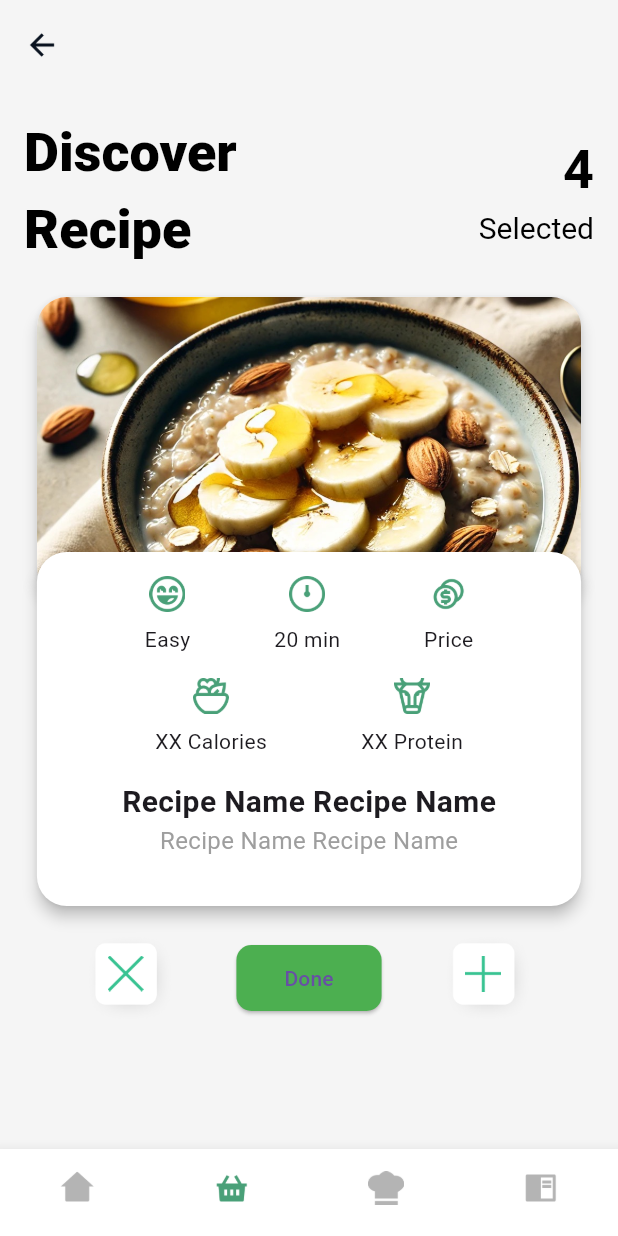
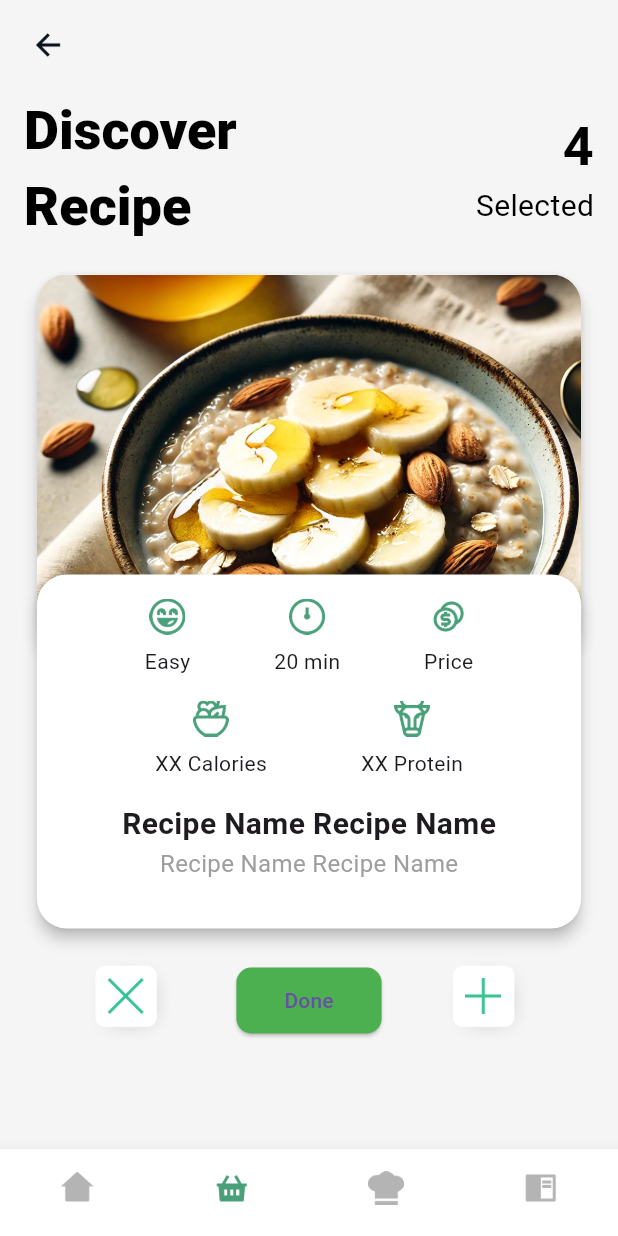
Before and after one commit to aadityayadav17/binarybandits, a Flutter app: the screen it shows after launch, after a tap on "Go to Recipe Selection", on a phone screen of 412 x 824 dp. Run offline on Flutter 3.47's test engine with Material 3 defaults, Android fonts, the phone set to English and light mode, and no system bars; our stand-ins replace firebase_core, google_fonts; accounts and stored records are empty; Roboto replaces fonts that are missing (Roboto Flex).

Commit message:
Recipe Selection (11/n) - Spacing

```diff
--- a/lib/screens/recipe_selection_screen.dart
+++ b/lib/screens/recipe_selection_screen.dart
@@ -13,14 +13,17 @@ class RecipeSelectionScreen extends StatelessWidget {
         ),
       ),
       home: Scaffold(
-        // Set background color for Scaffold body
+        backgroundColor: const Color(0xFFF5F5F5), // Body background color
+        appBar: AppBar(
           backgroundColor:
-            const Color(0xFFF5F5F5), // Body background color: #B4B4B4
-        appBar: AppBar(
-          backgroundColor: const Color(0xFFF5F5F5),
+              const Color(0xFFF5F5F5), // Match app bar with body background
           elevation: 0,
           toolbarHeight: 60,
-          leading: IconButton(
+          automaticallyImplyLeading: false, // Disable default leading padding
+          leading: Padding(
+            padding: const EdgeInsets.only(
+                left: 8.0), // Adjusted padding to reduce space
+            child: IconButton(
               icon: Image.asset(
                 'assets/icons/screens/recipe_selection_screen/back-key.png',
                 width: 24,
@@ -31,11 +34,14 @@ class RecipeSelectionScreen extends StatelessWidget {
               },
             ),
           ),
+        ),
         body: SingleChildScrollView(
           child: Padding(
-            padding: const EdgeInsets.all(16.0),
+            padding: const EdgeInsets.symmetric(horizontal: 16.0),
             child: Column(
               children: [
+                // Reduced spacing between AppBar and main body
+                const SizedBox(height: 1),
                 // Discover and Recipe Texts with 4 and Selected on new lines
                 const Row(
                   mainAxisAlignment: MainAxisAlignment.spaceBetween,
@@ -47,8 +53,8 @@ class RecipeSelectionScreen extends StatelessWidget {
                           "Discover\nRecipe",
                           style: TextStyle(
                             color: Colors.black,
-                            fontWeight: FontWeight.w800,
-                            fontSize: 36, // Slightly larger
+                            fontWeight: FontWeight.w900,
+                            fontSize: 36,
                             letterSpacing: 0,
                           ),
                         ),
@@ -62,8 +68,7 @@ class RecipeSelectionScreen extends StatelessWidget {
                           style: TextStyle(
                             color: Colors.black,
                             fontSize: 36,
-                            fontWeight: FontWeight.bold,
-                            letterSpacing: 0,
+                            fontWeight: FontWeight.w700,
                           ),
                         ),
                         Text(
@@ -71,7 +76,6 @@ class RecipeSelectionScreen extends StatelessWidget {
                           style: TextStyle(
                             color: Colors.black,
                             fontSize: 20,
-                            letterSpacing: 0,
                           ),
                         ),
                       ],
@@ -79,7 +83,7 @@ class RecipeSelectionScreen extends StatelessWidget {
                   ],
                 ),
 
-                const SizedBox(height: 16),
+                const SizedBox(height: 16), // Keep some spacing here
 
                 Stack(
                   clipBehavior: Clip.none, // Allows the overlapping effect
@@ -100,7 +104,7 @@ class RecipeSelectionScreen extends StatelessWidget {
                           child: Image.asset(
                             'assets/examples/screens/recipe_selection_screen/AlmondMilkPorridge.jpeg',
                             width: double.infinity,
-                            height: 200,
+                            height: 250,
                             fit: BoxFit.cover,
                           ),
                         ),
@@ -109,16 +113,16 @@ class RecipeSelectionScreen extends StatelessWidget {
 
                     // Recipe Information Card slightly overlapping the image card
                     Positioned(
-                      top: 170, // This makes the card overlap the image by 50px
+                      top: 200, // This makes the card overlap the image by 50px
                       child: Container(
                         width: MediaQuery.of(context).size.width *
                             0.9, // Same width for alignment
                         child: Card(
-                          color: Colors.white,
+                          color: Colors
+                              .white, // Set the card background to plain white
                           elevation: 4,
                           shape: RoundedRectangleBorder(
-                            borderRadius: BorderRadius.circular(
-                                20), // Adjusted for more rounded corners
+                            borderRadius: BorderRadius.circular(20),
                           ),
                           child: Padding(
                             padding: const EdgeInsets.all(16.0),
@@ -187,7 +191,7 @@ class RecipeSelectionScreen extends StatelessWidget {
                 ),
 
                 const SizedBox(
-                    height: 220), // Add spacing to push the buttons down
+                    height: 200), // Add spacing to push the buttons down
 
                 // Done Button and Add/Remove Buttons
                 Row(
@@ -226,6 +230,8 @@ class RecipeSelectionScreen extends StatelessWidget {
             ),
           ),
         ),
+
+        // Bottom Navigation Bar
         bottomNavigationBar: BottomNavigationBar(
           backgroundColor: Colors.white, // Set background to plain white
           type: BottomNavigationBarType
@@ -276,7 +282,6 @@ class RecipeSelectionScreen extends StatelessWidget {
   // Helper method to build the icon with text below it
   Widget _buildIconText(String iconPath, String text,
       [double? width, double? height]) {
-    // Set default width and height to 30 if not provided
     double iconWidth = width ?? 24;
     double iconHeight = height ?? 24;
 
```
Lines whose indentation alone changed are shown as unchanged.
